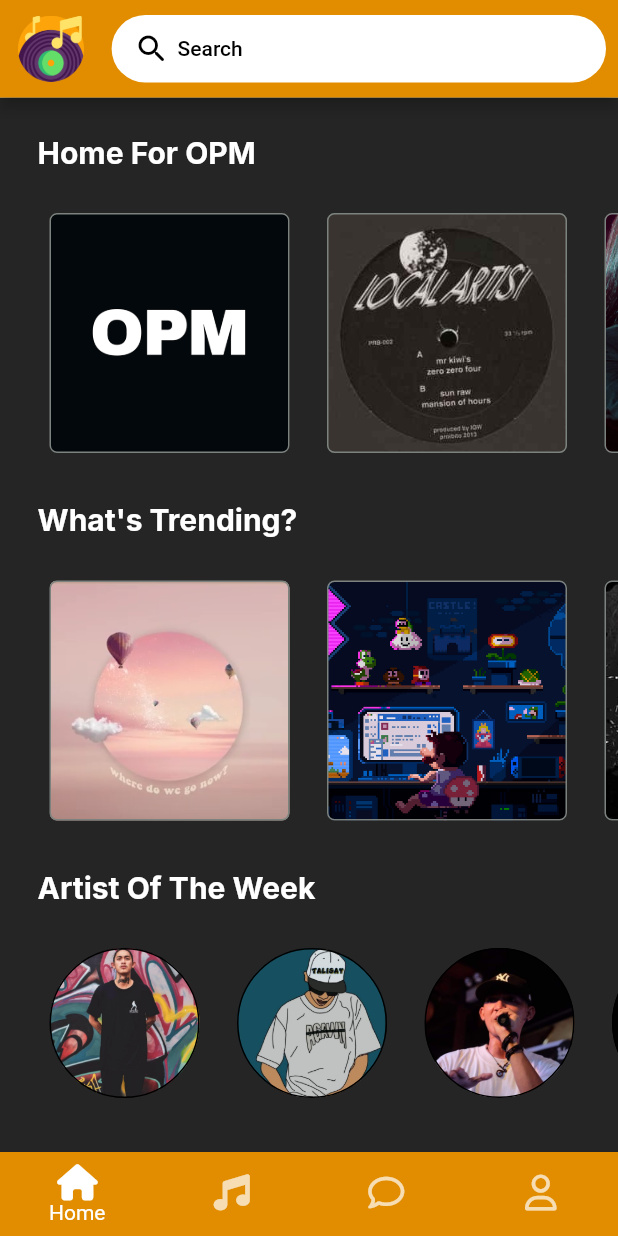
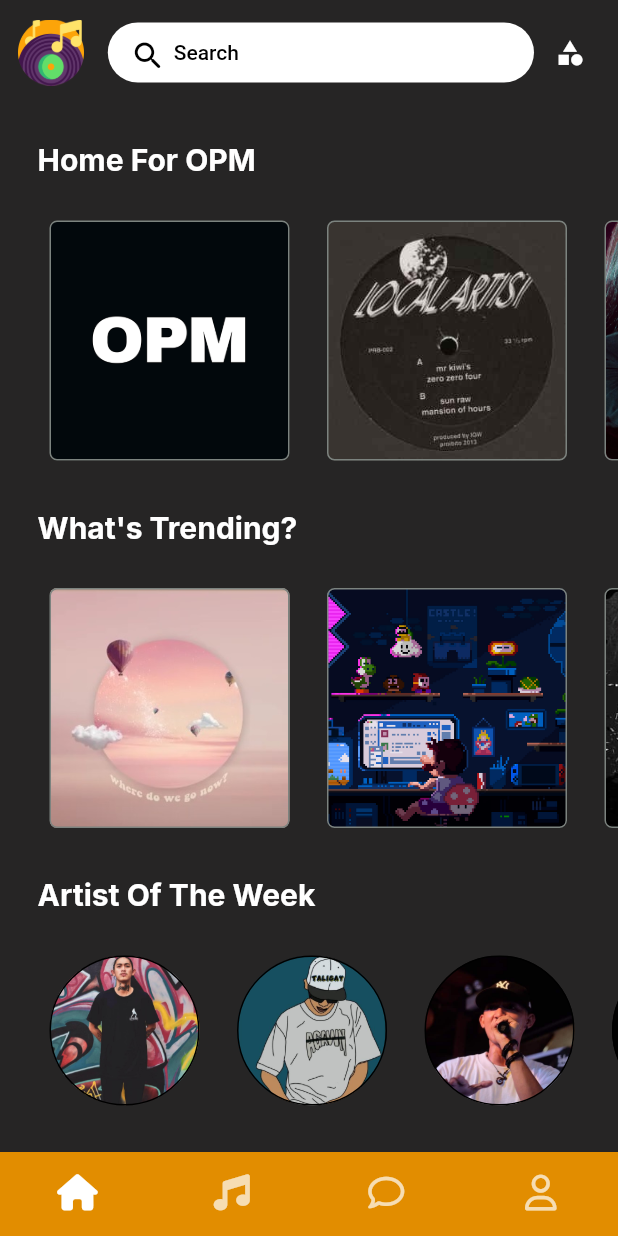
Before and after one commit to franzrocha/MuSikat-App, a Flutter app: the screen it shows once a user with an empty profile is signed in, on a phone screen of 412 x 824 dp. Run offline on Flutter 3.47's test engine with Material 2 defaults, Android fonts, the phone set to English and light mode, and no system bars; our stand-ins replace audioplayers, cloud_firestore, file_picker, firebase_auth, firebase_core, firebase_storage and 7 more; missing offline and left inert: cloud_firestore_web, firebase_auth_web, firebase_core_web, firebase_storage_web, image_picker_for_web; accounts and stored records are empty.

Commit message:
can search users

```diff
--- a/lib/widgets/nav_bar.dart
+++ b/lib/widgets/nav_bar.dart
@@ -1,8 +1,10 @@
 import 'package:firebase_auth/firebase_auth.dart';
 import 'package:flutter/material.dart';
 import 'package:font_awesome_flutter/font_awesome_flutter.dart';
+import 'package:musikat_app/constants.dart';
 import 'package:musikat_app/controllers/auth_controller.dart';
 import 'package:musikat_app/screens/home/artists_screen.dart';
+import 'package:musikat_app/screens/home/categories_screen.dart';
 import 'package:musikat_app/screens/home/chat_home_screen.dart';
 import 'package:musikat_app/screens/home/home_screen.dart';
 import 'package:musikat_app/screens/home/profile_screen.dart';
@@ -20,12 +22,10 @@ class NavBar extends StatefulWidget {
 }
 
 class _NavBarState extends State<NavBar> {
-
   int pageIndex = 0;
 
   @override
   Widget build(BuildContext context) {
-
     final AuthController auth = locator<AuthController>();
 
     final List<Widget> pages = [
@@ -37,23 +37,41 @@ class _NavBarState extends State<NavBar> {
 
     return Scaffold(
       appBar: AppBar(
-          backgroundColor: const Color(0xffE28D00),
+          backgroundColor: musikatBackgroundColor,
+          elevation: 0,
           automaticallyImplyLeading: false,
-          toolbarHeight: 65,
+          toolbarHeight: 70,
           leading: Padding(
             padding: const EdgeInsets.only(left: 12),
             child: Image.asset("assets/images/musikat_logo.png",
                 width: 45, height: 47),
           ),
-          actions: const [
-            Searchbar(),
+          actions: [
+            Row(
+              children: [
+                const Searchbar(),
+                IconButton(
+                  onPressed: () {
+                    Navigator.of(context).push(
+                      MaterialPageRoute(
+                        builder: (context) => const CategoriesScreen(),
+                      ),
+                    );
+                  },
+                  icon: const Icon(
+                    Icons.category,
+                    size: 20,
+                  ),
+                ),
+              ],
+            ),
             //   InkWell(
             //   onTap: () {
             //     ImageService.updateProfileImage();
             //   },
             //   child: AvatarImage(uid: FirebaseAuth.instance.currentUser!.uid),
             // ),
-          SizedBox(
+            const SizedBox(
               width: 8,
             ),
           ]),
@@ -66,6 +84,7 @@ class _NavBarState extends State<NavBar> {
         currentIndex: pageIndex,
         elevation: 3,
         showUnselectedLabels: false,
+         showSelectedLabels: false,   // <-- HERE/ <-
         onTap: (int index) {
           setState(() {
             pageIndex = index;
--- a/lib/widgets/search_bar.dart
+++ b/lib/widgets/search_bar.dart
@@ -9,10 +9,10 @@ class Searchbar extends StatelessWidget {
     return Padding(
       padding: const EdgeInsets.symmetric(vertical: 10.0),
       child: Container(
-        height: 42,
-        width: MediaQuery.of(context).size.width / 1.25,
+        height: 40,
+        width: MediaQuery.of(context).size.width / 1.45,
         decoration: BoxDecoration(
-            color: Colors.white, borderRadius: BorderRadius.circular(50)),
+            color: Colors.white, borderRadius: BorderRadius.circular(20)),
         child: TextButton(
           onPressed: () {
             Navigator.of(context).push(
```
Also changed, not shown: lib/models/user_model.dart (+19 -0 lines), lib/screens/home/search_screen.dart (+78 -19 lines), 2 other files. Lines whose indentation alone changed are shown as unchanged.
